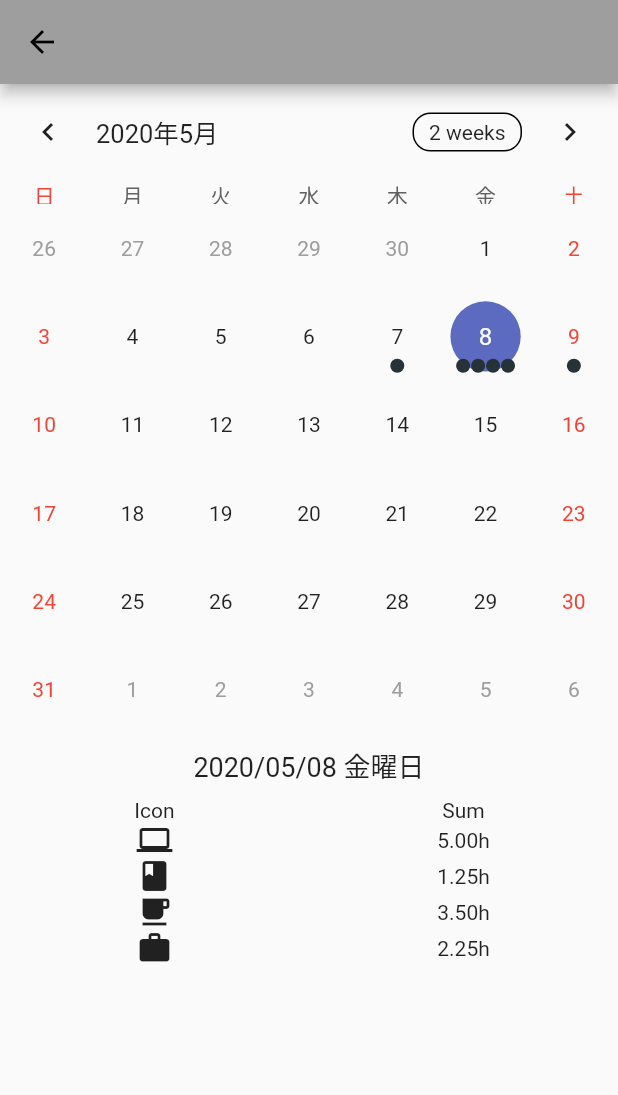
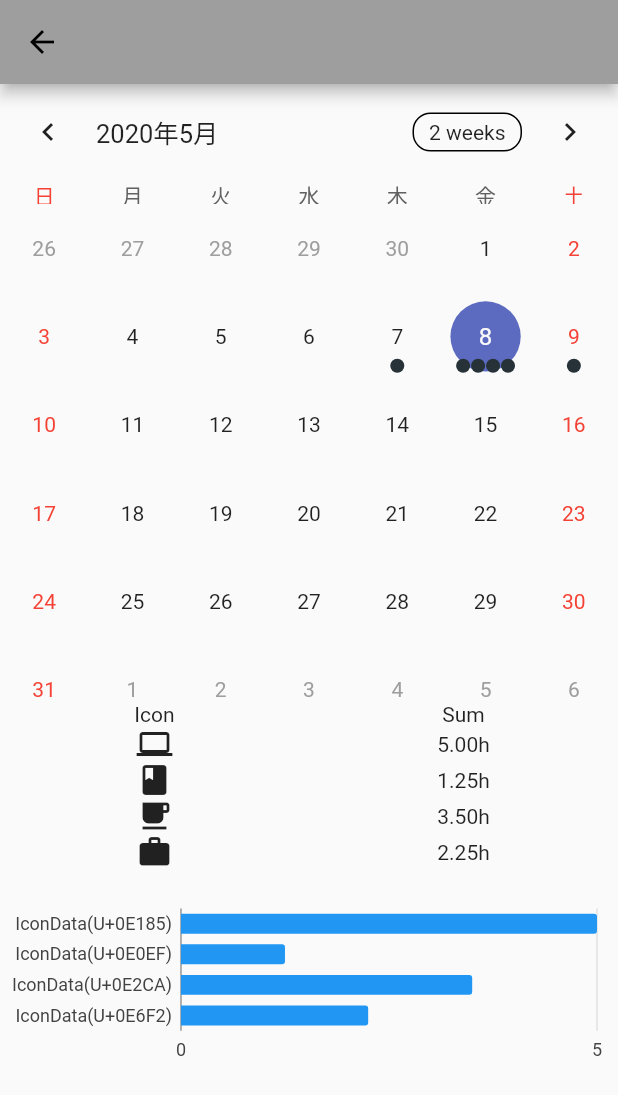
Before and after one commit to NesaByte/study_record_app_01, a Flutter app: the screen it shows after launch, after a tap on the "calendar today" icon, on a phone screen of 412 x 824 dp. Shown: the top 1095 px of the screen. Run offline on Flutter 3.47's test engine with Material 2 defaults, Android fonts, the phone set to English and light mode, and no system bars; drawn by our look-alikes of table_calendar; our stand-ins replace charts_flutter, sqflite; accounts and stored records are empty.

Commit message:
modify layout (use SizedBox)

```diff
--- a/lib/screen/CalendarScreen.dart
+++ b/lib/screen/CalendarScreen.dart
@@ -180,19 +180,24 @@ class _State extends State<CalendarScreen> {
     );
   }
 
-  Widget _buildDayDetails() {
-    List<Widget> _children = <Widget>[];
+  Widget _buildDayDetails(final double maxWidth, final double maxHeight) {
     final String dateKey = DateFormat('yyyyMMdd', "ja_JP").format(_selectedDate);
-    _children.add(_buildDayDetailsHeader());
-    if (_recordMap.containsKey(dateKey)) {
-      final Map<IconData, double> summaryMap = _createSummaryMap(dateKey);
-      _children.add(_buildDayDetailsBody(summaryMap));
-      // _children.add(HorizontalBarChart.fromSummaryMap(summaryMap));
-    } else {
-      _children.add(_wrapCommonContainer(Text('NODATA')));
-    }
+    if (!_recordMap.containsKey(dateKey)) return _wrapCommonContainer(Text('NODATA'));
+
+    final Map<IconData, double> summaryMap = _createSummaryMap(dateKey);
     return Column(
-      children: _children,
+      children: <Widget>[
+        SizedBox(
+          width: maxWidth,
+          height: maxHeight * 0.5,
+          child: _buildDayDetailsBody(summaryMap)
+        ),
+        SizedBox(
+          width: maxWidth,
+          height: maxHeight * 0.5,
+          child: HorizontalBarChart.fromSummaryMap(summaryMap)
+        ),
+      ],
     );
   }
 
@@ -203,13 +208,25 @@ class _State extends State<CalendarScreen> {
 
   @override
   Widget build(BuildContext context) {
+    final Size size = MediaQuery.of(context).size;
+
     return Scaffold(
       appBar: AppBar(),
-      body: Column(
-        children: <Widget>[
-          _buildTableCalendar(),
-          _buildDayDetails(),
-        ],
+      body: Container(
+        child: Column(
+          children: <Widget>[
+            SizedBox(
+              width: size.width,
+              height: size.height * 0.5,
+              child: _buildTableCalendar(),
+            ),
+            SizedBox(
+              width: size.width,
+              height: size.height * 0.3,
+              child: _buildDayDetails(size.width, size.height * 0.3)
+            )
+          ],
+        )
       ),
     );
   }
@@ -231,6 +248,11 @@ class HorizontalBarChart extends StatelessWidget {
   static List<charts.Series<RecordSummary, String>> _createData(final Map<IconData, double> map) {
     List<RecordSummary> data = [];
     map.forEach((key, value) => data.add(RecordSummary(key.toString(), value, Color.fromARGB(min(255, (25.5 * value).floor()), 0, 0, 255))));
+    // data.add(RecordSummary("computer", 5.5, Colors.blue));
+    // data.add(RecordSummary("book", 3.5, Colors.blue));
+    // data.add(RecordSummary("break", 3.75, Colors.blue));
+    // data.add(RecordSummary("work", 4.25, Colors.blue));
+
     return [
       new charts.Series<RecordSummary, String>(
         id: 'Hours',
```
